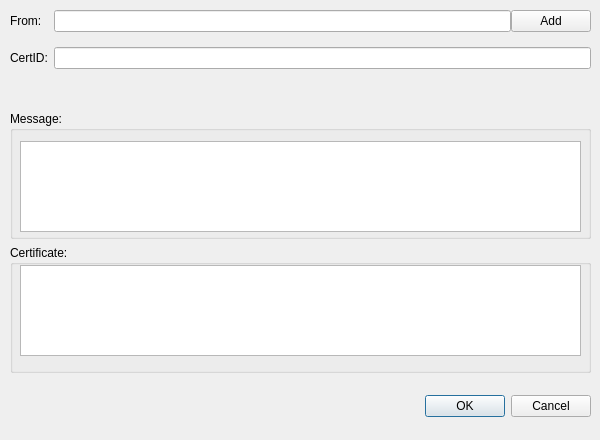
First picture: the form in qt/messagedialog.ui, repository bitbaba/bitmail, before the edit.
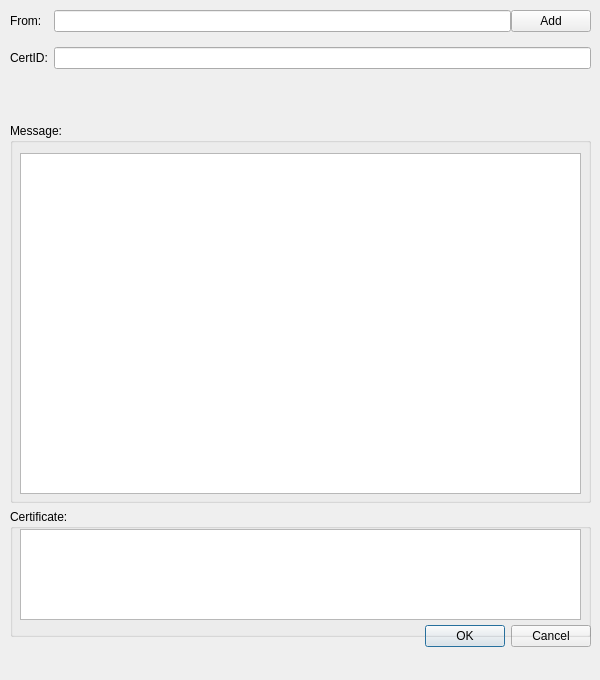
Second picture: the form after the edit.

Commit message: qt: show html view in messagedialog;

```diff
--- a/qt/messagedialog.ui
+++ b/qt/messagedialog.ui
@@ -7,7 +7,7 @@
     <x>0</x>
     <y>0</y>
     <width>600</width>
-    <height>440</height>
+    <height>680</height>
    </rect>
   </property>
   <property name="sizePolicy">
@@ -25,7 +25,7 @@
   <property name="maximumSize">
    <size>
     <width>600</width>
-    <height>440</height>
+    <height>720</height>
    </size>
   </property>
   <property name="baseSize">
@@ -41,7 +41,7 @@
    <property name="geometry">
     <rect>
      <x>390</x>
-     <y>390</y>
+     <y>620</y>
      <width>201</width>
      <height>32</height>
     </rect>
@@ -59,12 +59,18 @@
      <x>10</x>
      <y>10</y>
      <width>581</width>
-     <height>363</height>
+     <height>627</height>
     </rect>
    </property>
    <layout class="QVBoxLayout" name="verticalLayout">
     <item>
      <layout class="QFormLayout" name="formLayout">
+      <property name="sizeConstraint">
+       <enum>QLayout::SetMinimumSize</enum>
+      </property>
+      <property name="fieldGrowthPolicy">
+       <enum>QFormLayout::ExpandingFieldsGrow</enum>
+      </property>
       <property name="verticalSpacing">
        <number>15</number>
       </property>
@@ -120,7 +126,7 @@
       <property name="minimumSize">
        <size>
         <width>0</width>
-        <height>128</height>
+        <height>380</height>
        </size>
       </property>
       <property name="baseSize">
@@ -132,18 +138,15 @@
       <property name="title">
        <string>Message:</string>
       </property>
-      <widget class="QPlainTextEdit" name="ptxtMessage">
+      <widget class="QTextEdit" name="ptxtMessage">
        <property name="geometry">
         <rect>
          <x>10</x>
          <y>30</y>
          <width>561</width>
-         <height>91</height>
+         <height>341</height>
         </rect>
        </property>
-       <property name="readOnly">
-        <bool>true</bool>
-       </property>
       </widget>
      </widget>
     </item>
```
Left out of the diff: 28 changed lines with no effect on the pictures. The commit also changes 3 other files.
